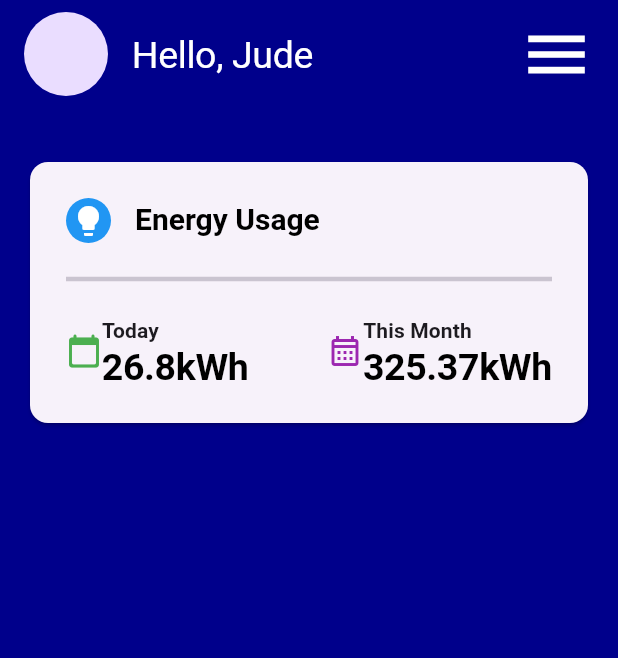
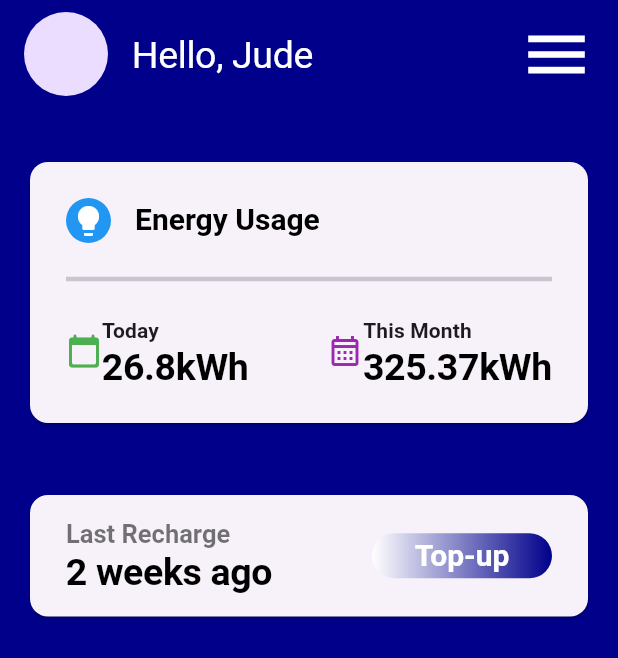
Before and after one commit to Serkhani/energyapp, a Flutter app: the HomeView screen opened by its route, on a phone screen of 412 x 824 dp. Shown: the top 658 px of the screen. Run offline on Flutter 3.47's test engine with Material 2 defaults, Android fonts, the phone set to English and light mode, and no system bars; our stand-ins replace get; accounts and stored records are empty.

Commit message:
home page complete

```diff
--- a/lib/app/data/user.dart
+++ b/lib/app/data/user.dart
@@ -3,11 +3,13 @@ class User {
   final String img;
   final double energyUsed2day;
   final double energyUsedInMonth;
+  final int lastRecharge;
   const User(
       {required this.name,
       required this.img,
       required this.energyUsed2day,
-      required this.energyUsedInMonth});
+      required this.energyUsedInMonth,
+      required this.lastRecharge});
 
   factory User.fromJson(Map<String, dynamic> data) {
     // note the explicit cast to String
@@ -16,16 +18,22 @@ class User {
     final img = data['img'] as String;
     final energyUsed2day = data['energyUsed2day'] as double;
     final energyUsedInMonth = data['energyUsedInMonth'] as double;
-    return User(name: name, img: img, energyUsed2day: energyUsed2day, energyUsedInMonth: energyUsedInMonth);
+    final lastRecharge = data['lastRecharge'] as int;
+    return User(
+        name: name,
+        img: img,
+        energyUsed2day: energyUsed2day,
+        energyUsedInMonth: energyUsedInMonth,
+        lastRecharge: lastRecharge);
   }
-
 
   Map<String, dynamic> toJson() {
     return {
       'name': name,
       'img': img,
       'energyUsed2day': energyUsed2day,
-      'energyUsedInMonth': energyUsedInMonth
+      'energyUsedInMonth': energyUsedInMonth,
+      'lastRecharge': lastRecharge
     };
   }
 }
--- a/lib/app/modules/home/controllers/home_controller.dart
+++ b/lib/app/modules/home/controllers/home_controller.dart
@@ -9,7 +9,8 @@ class HomeController extends GetxController {
         name: 'Jude Boachie',
         img: 'assets/profile.png',
         energyUsed2day: 26.8,
-        energyUsedInMonth: 325.37);
+        energyUsedInMonth: 325.37,
+        lastRecharge: 2);
     super.onInit();
   }
 
@@ -22,5 +23,5 @@ class HomeController extends GetxController {
   void onClose() {
     super.onClose();
   }
-
+  void topUp(){}
 }
--- a/lib/app/modules/home/views/energyusage_view.dart
+++ b/lib/app/modules/home/views/energyusage_view.dart
@@ -17,14 +17,21 @@ class EnergyUsageView extends GetView<HomeController> {
                 Container(
                   padding: const EdgeInsets.all(3.0),
                   decoration: const BoxDecoration(
-                    shape: BoxShape.circle,
-                    color: Colors.blue
+                      shape: BoxShape.circle, color: Colors.blue),
+                  child: const Icon(
+                    Icons.lightbulb,
+                    color: Colors.white,
                   ),
-                  child: const Icon(Icons.lightbulb, color: Colors.white,),),
-                 Padding(
-                  padding:const EdgeInsets.only(left: 16.0),
-                  child: Text('Energy Usage',
-                  style: Theme.of(context).textTheme.displayMedium!.copyWith(color: Colors.black),),
+                ),
+                Padding(
+                  padding: const EdgeInsets.only(left: 16.0),
+                  child: Text(
+                    'Energy Usage',
+                    style: Theme.of(context)
+                        .textTheme
+                        .displayMedium!
+                        .copyWith(color: Colors.black),
+                  ),
                 )
               ],
             ),
@@ -39,26 +46,31 @@ class EnergyUsageView extends GetView<HomeController> {
               children: [
                 Row(
                   children: [
-                    const Icon(Icons.calendar_today_rounded, color: Colors.green,),
-                    Text.rich(
-                      TextSpan(
+                    const Icon(
+                      Icons.calendar_today_rounded,
+                      color: Colors.green,
+                    ),
+                    Text.rich(TextSpan(
                         text: 'Today\n',
                         style: Theme.of(context).textTheme.titleSmall,
                         children: [
                           TextSpan(
-                            text: '${controller.user.energyUsed2day}kWh',
-                            style: Theme.of(context).textTheme.displayLarge!.copyWith(
-                              fontWeight: FontWeight.bold,
-                              color: Colors.black)
-                          )
-                        ]
-                      )
-                    )
+                              text: '${controller.user.energyUsed2day}kWh',
+                              style: Theme.of(context)
+                                  .textTheme
+                                  .displayLarge!
+                                  .copyWith(
+                                      fontWeight: FontWeight.bold,
+                                      color: Colors.black))
+                        ]))
                   ],
                 ),
                 Row(
                   children: [
-                    const Icon(Icons.calendar_month_outlined, color: Colors.purple,),
+                    const Icon(
+                      Icons.calendar_month_outlined,
+                      color: Colors.purple,
+                    ),
                     Text.rich(
                       TextSpan(
                         text: 'This Month\n',
@@ -66,13 +78,16 @@ class EnergyUsageView extends GetView<HomeController> {
                         children: [
                           TextSpan(
                             text: '${controller.user.energyUsedInMonth}kWh',
-                            style: Theme.of(context).textTheme.displayLarge!.copyWith(
-                              fontWeight: FontWeight.bold,
-                              color: Colors.black)
-                          )
-                        ]
-                      )
-                    )
+                            style: Theme.of(context)
+                                .textTheme
+                                .displayLarge!
+                                .copyWith(
+                                    fontWeight: FontWeight.bold,
+                                    color: Colors.black),
+                          ),
+                        ],
+                      ),
+                    ),
                   ],
                 )
               ],
--- a/lib/app/modules/home/views/home_view.dart
+++ b/lib/app/modules/home/views/home_view.dart
@@ -1,4 +1,5 @@
 import 'package:energy/app/modules/home/views/energyusage_view.dart';
+import 'package:energy/app/modules/home/views/last_recharge_view.dart';
 import 'package:flutter/material.dart';
 
 import 'package:get/get.dart';
@@ -32,7 +33,8 @@ class HomeView extends GetView<HomeController> {
             Padding(
               padding: EdgeInsets.symmetric(vertical: 40.0),
               child: EnergyUsageView(),
-            )
+            ),
+            LastRechargeView()
           ],
         )
       ),
--- /dev/null
+++ b/lib/app/modules/home/views/last_recharge_view.dart
@@ -0,0 +1,74 @@
+import 'package:energy/app/modules/home/controllers/home_controller.dart';
+import 'package:flutter/material.dart';
+
+import 'package:get/get.dart';
+
+class LastRechargeView extends GetView<HomeController> {
+  const LastRechargeView({Key? key}) : super(key: key);
+  @override
+  Widget build(BuildContext context) {
+    return Card(
+        child: Padding(
+          padding: const EdgeInsets.symmetric(vertical: 16.0, horizontal: 24.0),
+          child: Row(
+            mainAxisAlignment: MainAxisAlignment.spaceBetween,
+            children: [
+              Text.rich(
+                TextSpan(
+                  text: 'Last Recharge\n',
+                  style: Theme.of(context)
+                                  .textTheme
+                                  .displaySmall!
+                                  .copyWith(
+                                    fontWeight: FontWeight.bold,
+                                      color: Colors.black54),
+                  children: [
+                    TextSpan(
+                      text: '${controller.user.lastRecharge} weeks ago',
+                      style: Theme.of(context)
+                                  .textTheme
+                                  .displayLarge!
+                                  .copyWith(
+                                      fontWeight: FontWeight.bold,
+                                      color: Colors.black),
+                    )
+                  ]
+                ),
+              ),
+
+              Container(
+                  height: 30.0,
+                  // width: double.infinity * 0.4,
+                  width: 120.0,
+                  decoration: BoxDecoration(
+                    borderRadius: BorderRadius.circular(35.0),
+                    gradient: LinearGradient(
+                      colors: [
+                        Colors.white,
+                        Theme.of(context).scaffoldBackgroundColor
+                      ]
+                      ),
+                  ),
+                  child: ElevatedButton(
+                    onPressed: ()=> controller.topUp(),
+                    style: ElevatedButton.styleFrom(
+                      backgroundColor: Colors.transparent,
+                      elevation: 0.0,
+                      minimumSize: Size(Get.width, 50.0),
+                      shape: RoundedRectangleBorder(
+                      borderRadius: BorderRadius.circular(35.0),
+                    ),
+                    ),
+                    child: Text('Top-up',
+                    style: Theme.of(context).textTheme.displayMedium!.copyWith(
+                      fontWeight: FontWeight.w600,
+                      color: Colors.white),),
+                  ),
+                ),
+
+            ],
+          ),
+        )
+      );
+  }
+}
```
